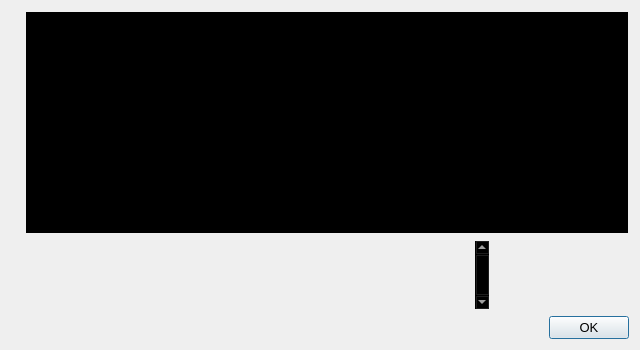
The window that src/qt/forms/helpmessagedialog.ui (stjordanis/blocknet) describes before a commit, drawn with Qt 5.
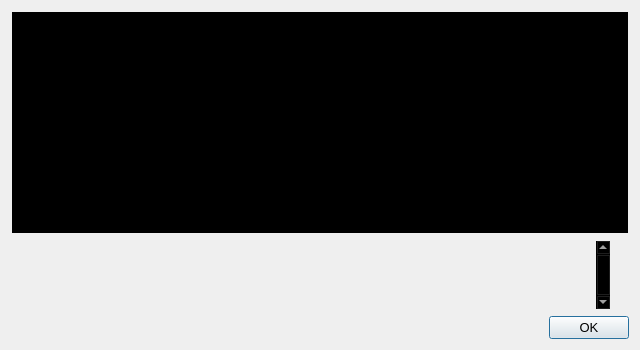
The same window after the commit. Icons and pictures are not drawn.

Commit message: Updated general info UI

```diff
--- a/src/qt/forms/helpmessagedialog.ui
+++ b/src/qt/forms/helpmessagedialog.ui
@@ -30,36 +30,20 @@
   <property name="windowTitle">
    <string notr="true">BlocknetDX Core - Command-line options</string>
   </property>
+  <property name="styleSheet">
+   <string notr="true"/>
+  </property>
   <layout class="QHBoxLayout" name="horizontalLayout_2">
-   <item>
-    <widget class="QLabel" name="graphic">
-     <property name="enabled">
-      <bool>true</bool>
-     </property>
-     <property name="maximumSize">
-      <size>
-       <width>150</width>
-       <height>100</height>
-      </size>
-     </property>
-     <property name="layoutDirection">
-      <enum>Qt::LeftToRight</enum>
-     </property>
-     <property name="pixmap">
-      <pixmap resource="../blocknetdx.qrc">:/images/aboutImage1</pixmap>
-     </property>
-     <property name="scaledContents">
-      <bool>true</bool>
-     </property>
-     <property name="alignment">
-      <set>Qt::AlignLeading|Qt::AlignLeft|Qt::AlignVCenter</set>
-     </property>
-    </widget>
-   </item>
    <item>
     <layout class="QVBoxLayout" name="verticalLayout">
      <item>
       <widget class="QTextEdit" name="helpMessage">
+       <property name="maximumSize">
+        <size>
+         <width>16777215</width>
+         <height>16777215</height>
+        </size>
+       </property>
        <property name="palette">
         <palette>
          <active>
@@ -493,7 +477,7 @@
        </property>
        <property name="maximumSize">
         <size>
-         <width>465</width>
+         <width>600</width>
          <height>385</height>
         </size>
        </property>
@@ -923,8 +907,8 @@
          <rect>
           <x>0</x>
           <y>0</y>
-          <width>768</width>
-          <height>418</height>
+          <width>609</width>
+          <height>424</height>
          </rect>
         </property>
         <layout class="QVBoxLayout" name="verticalLayout_2">
@@ -1374,6 +1358,9 @@
      </item>
      <item>
       <widget class="QDialogButtonBox" name="okButton">
+       <property name="layoutDirection">
+        <enum>Qt::LeftToRight</enum>
+       </property>
        <property name="orientation">
         <enum>Qt::Horizontal</enum>
        </property>
```
